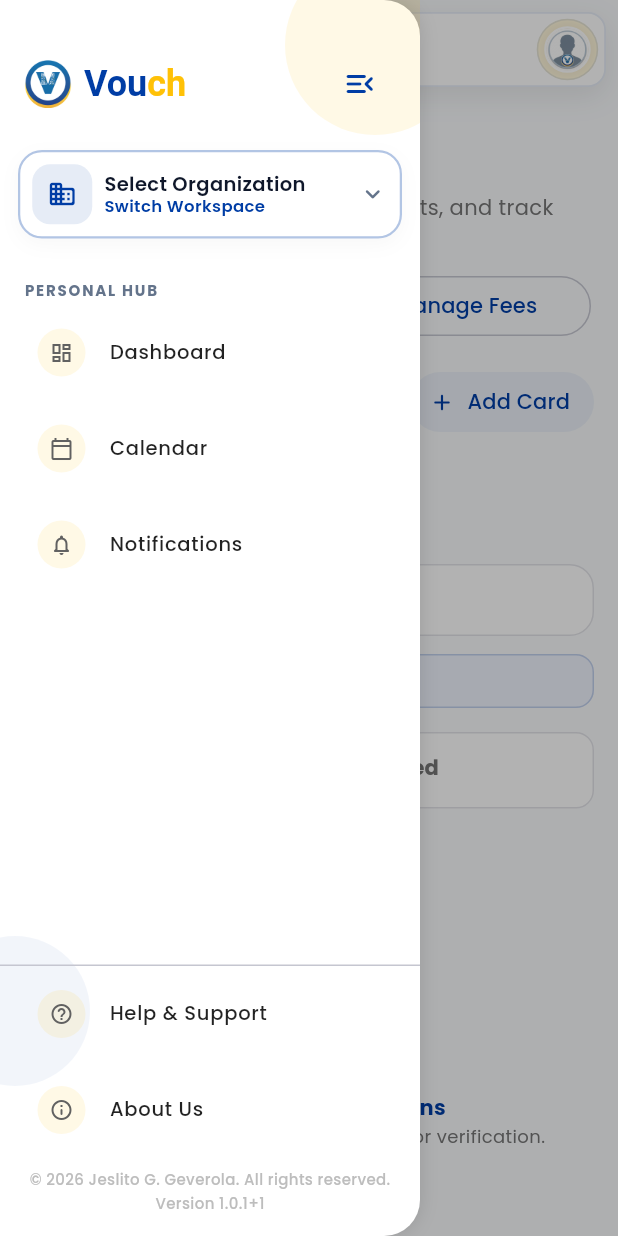
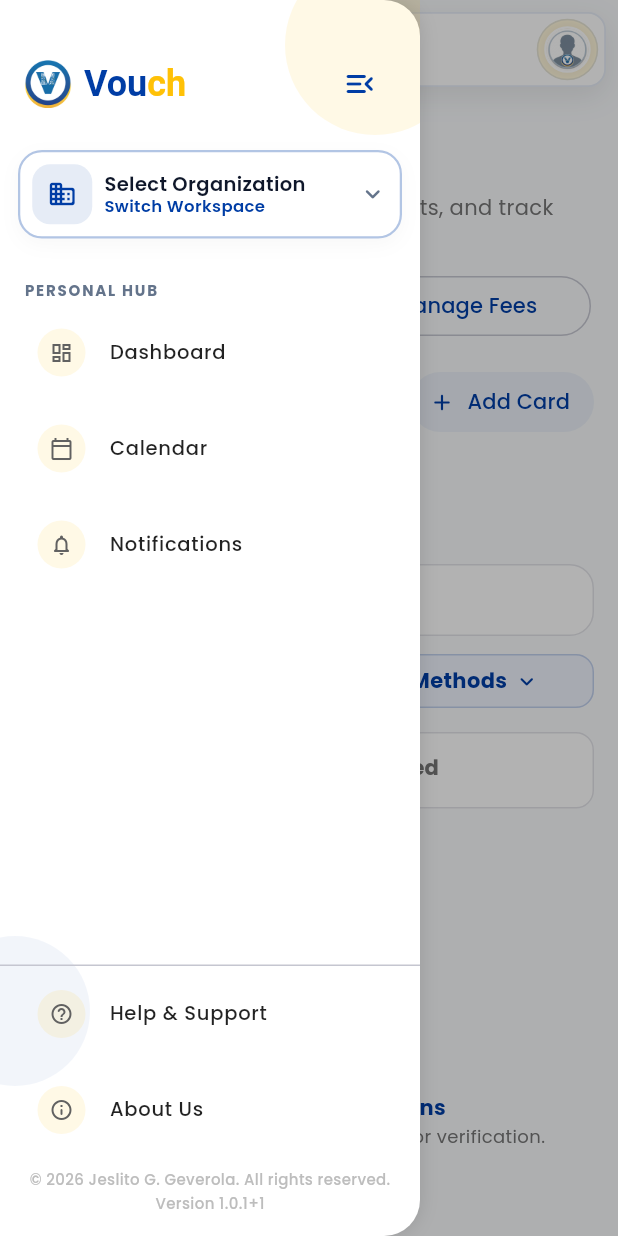
Before and after one commit to vouch2026/vouch, a Flutter app: the GovernorFinancePage screen opened by its route, on a phone screen of 412 x 824 dp. Run offline on Flutter 3.47's test engine with Material 3 defaults, Android fonts, the phone set to English and light mode, and no system bars; our stand-ins replace fl_chart, flutter_dotenv, flutter_riverpod, flutter_screenutil, freezed_annotation, go_router and 9 more; missing offline and left inert: dart:html, excel, image_gallery_saver_plus, mobile_scanner; accounts and stored records are empty.

Commit message:
Added a method filter

```diff
--- a/lib/features/governor/views/governor_finance_page.dart
+++ b/lib/features/governor/views/governor_finance_page.dart
@@ -18,6 +18,7 @@ import 'governor_add_receiver_page.dart';
 import 'governor_create_fee_page.dart';
 import 'governor_created_fees_page.dart';
 import '../../finance/views/student_proof_of_payment_page.dart';
+import '../../finance/models/payment_receiver_model.dart';
 
 class GovernorFinancePage extends ConsumerStatefulWidget {
   const GovernorFinancePage({super.key});
@@ -30,6 +31,7 @@ class _GovernorFinancePageState extends ConsumerState<GovernorFinancePage> with
   late TabController _tabController;
   final TextEditingController _searchController = TextEditingController();
   String _selectedFeeFilter = 'All Fees';
+  String _selectedPaymentMethodFilter = 'All Methods';
 
   @override
   void initState() {
@@ -226,13 +228,21 @@ class _GovernorFinancePageState extends ConsumerState<GovernorFinancePage> with
                                   Expanded(child: _buildSearchField()),
                                   const SizedBox(width: AppSpacing.lg),
                                   _buildFeeTypeFilter(feesAsync),
+                                  const SizedBox(width: AppSpacing.md),
+                                  _buildPaymentMethodFilter(receiversAsync),
                                 ],
                               )
                             : Column(
                                 children: [
                                   _buildSearchField(),
                                   const SizedBox(height: AppSpacing.md),
-                                  SizedBox(width: double.infinity, child: _buildFeeTypeFilter(feesAsync)),
+                                  Row(
+                                    children: [
+                                      Expanded(child: _buildFeeTypeFilter(feesAsync)),
+                                      const SizedBox(width: AppSpacing.md),
+                                      Expanded(child: _buildPaymentMethodFilter(receiversAsync)),
+                                    ],
+                                  ),
                                 ],
                               ),
                         ],
@@ -359,14 +369,68 @@ class _GovernorFinancePageState extends ConsumerState<GovernorFinancePage> with
     );
   }
 
+  Widget _buildPaymentMethodFilter(AsyncValue<List<PaymentReceiverModel>> receiversAsync) {
+    final receivers = receiversAsync.valueOrNull ?? [];
+    final paymentMethods = ['All Methods', ...receivers.map((r) => r.bankType).toSet()];
+
+    return PopupMenuButton<String>(
+      onSelected: (val) {
+        setState(() {
+          _selectedPaymentMethodFilter = val;
+        });
+      },
+      shape: RoundedRectangleBorder(
+        borderRadius: BorderRadius.circular(16),
+      ),
+      itemBuilder: (context) => paymentMethods.map((name) => PopupMenuItem(
+        value: name,
+        child: Text(name),
+      )).toList(),
+      child: Container(
+        padding: const EdgeInsets.symmetric(horizontal: AppSpacing.md, vertical: 8),
+        decoration: BoxDecoration(
+          color: Theme.of(context).colorScheme.primaryContainer.withValues(alpha: 0.3),
+          borderRadius: BorderRadius.circular(12),
+          border: Border.all(color: Theme.of(context).colorScheme.primary.withValues(alpha: 0.2)),
+        ),
+        child: Row(
+          mainAxisSize: MainAxisSize.min,
+          children: [
+            Icon(Icons.payment_rounded, size: 18, color: Theme.of(context).colorScheme.primary),
+            const SizedBox(width: AppSpacing.sm),
+            Flexible(
+              child: Text(
+                _selectedPaymentMethodFilter,
+                overflow: TextOverflow.ellipsis,
+                style: AppTextStyles.labelLarge.copyWith(
+                  color: Theme.of(context).colorScheme.primary,
+                  fontWeight: FontWeight.bold,
+                ),
+              ),
+            ),
+            const SizedBox(width: 4),
+            Icon(Icons.keyboard_arrow_down_rounded, size: 18, color: Theme.of(context).colorScheme.primary),
+          ],
+        ),
+      ),
+    );
+  }
+
   Widget _buildSubmissionList(List<StudentPaymentModel> submissions, String status) {
     final query = _searchController.text.toLowerCase();
+    final receivers = ref.read(paymentReceiversProvider).valueOrNull ?? [];
     final filtered = submissions.where((s) {
       final matchesStatus = s.status == status;
       final matchesQuery = (s.studentName?.toLowerCase().contains(query) ?? false) ||
                           (s.feeName?.toLowerCase().contains(query) ?? false);
       final matchesFee = _selectedFeeFilter == 'All Fees' || s.feeName == _selectedFeeFilter;
-      return matchesStatus && matchesQuery && matchesFee;
+
+      final receiver = receivers.where((r) => r.id == s.paymentReceiverId).firstOrNull;
+      final paymentMethod = receiver?.bankType ?? 'Unknown';
+      final matchesPaymentMethod = _selectedPaymentMethodFilter == 'All Methods' ||
+          paymentMethod == _selectedPaymentMethodFilter;
+
+      return matchesStatus && matchesQuery && matchesFee && matchesPaymentMethod;
     }).toList();
 
     if (filtered.isEmpty) {
--- a/lib/shared/widgets/sidebar/dynamic_sidebar.dart
+++ b/lib/shared/widgets/sidebar/dynamic_sidebar.dart
@@ -461,7 +461,9 @@ class _SidebarItem extends ConsumerWidget {
                   ),
                 ),
               ),
-            ListTile(
+            Material(
+              type: MaterialType.transparency,
+              child: ListTile(
                 shape: RoundedRectangleBorder(borderRadius: BorderRadius.circular(12)),
                 selected: isSelected,
                 selectedTileColor: Colors.transparent,
@@ -492,6 +494,7 @@ class _SidebarItem extends ConsumerWidget {
                   context.go(path);
                 },
               ),
+            ),
           ],
         ),
       ),
```
Also changed, not shown: 1 other file. Lines whose indentation alone changed are shown as unchanged.
